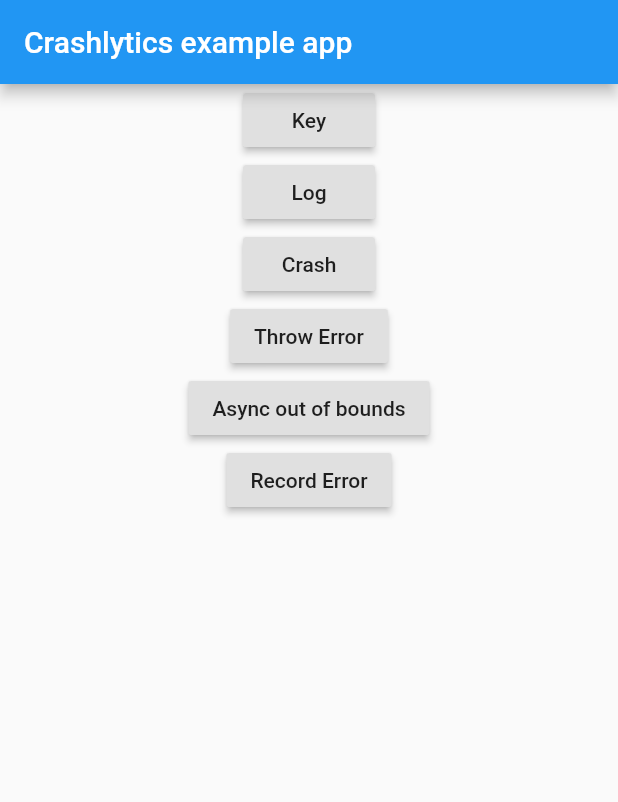
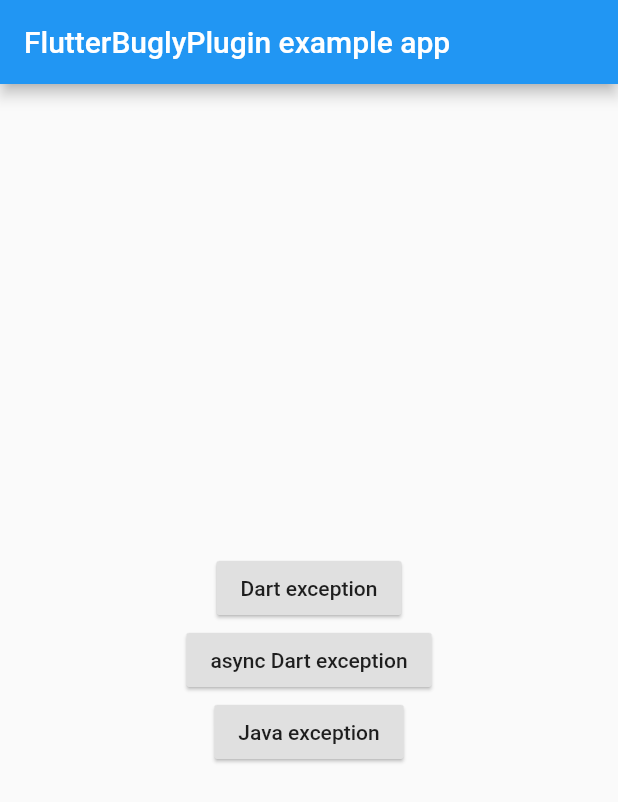
Before and after one commit to Adrift001/flutter_bugly_plugin, a Flutter app: the screen it shows after launch, on a phone screen of 412 x 824 dp. Shown: the top 802 px of the screen. Run offline on Flutter 3.47's test engine with Material 2 defaults, Android fonts, the phone set to English and light mode, and no system bars.

Commit message:
正常运行.

```diff
--- a/example/lib/main.dart
+++ b/example/lib/main.dart
@@ -4,9 +4,7 @@ import 'package:flutter/material.dart';
 import 'dart:async';
 import 'package:flutter/services.dart';
 import 'package:flutter_bugly_plugin/flutter_bugly_plugin.dart';
-
-Future<void> main() async {
-  WidgetsFlutterBinding.ensureInitialized();
+void main() {
   runZonedGuarded(() {
     runApp(MyApp());
   }, (error, stackTrace) {
@@ -44,121 +42,61 @@ class _MyAppState extends State<MyApp> {
     if (!mounted) return;
   }
 
+  Future<void> initBugly() async {
+    FlutterBuglyPlugin.init(appIdAndroid: "d7ee5aca68", appIdiOS: "171b26a5e3");
+    Function originalOnError = FlutterError.onError;
+    FlutterError.onError = (FlutterErrorDetails details) async {
+      await FlutterBuglyPlugin.reportException(exceptionName: details.library, reason: details.exceptionAsString());
+      originalOnError();
+    };
+  }
+
   @override
   Widget build(BuildContext context) {
+
     return MaterialApp(
       home: Scaffold(
         appBar: AppBar(
-          title: const Text('Crashlytics example app'),
+          title: const Text('FlutterBuglyPlugin example app'),
         ),
         body: FutureBuilder(
-          future: FlutterBuglyPlugin.init(appIdAndroid: "d7ee5aca68", appIdiOS: "171b26a5e3"),
+          future: initBugly(),
           builder: (context, snapshot) {
-            switch (snapshot.connectionState) {
-              case ConnectionState.done:
-                if (snapshot.hasError) {
-                  return Center(
-                    child: Text('Error: ${snapshot.error}'),
-                  );
-                }
-                return Center(
-                  child: Column(
-                    children: <Widget>[
-                      RaisedButton(
-                          child: const Text('Key'),
-                          onPressed: () {
-                            // FirebaseCrashlytics.instance.setCustomKey('example', 'flutterfire');
-                            Scaffold.of(context).showSnackBar(SnackBar(
-                              content: Text(
-                                  'Custom Key "example: flutterfire" has been set \n'
-                                      'Key will appear in Firebase Console once app has crashed and reopened'),
-                              duration: Duration(seconds: 5),
-                            ));
-                          }),
-                      RaisedButton(
-                          child: const Text('Log'),
-                          onPressed: () {
-                            // FirebaseCrashlytics.instance.log('This is a log example');
-                            Scaffold.of(context).showSnackBar(SnackBar(
-                              content: Text(
-                                  'The message "This is a log example" has been logged \n'
-                                      'Message will appear in Firebase Console once app has crashed and reopened'),
-                              duration: Duration(seconds: 5),
-                            ));
-                          }),
-                      RaisedButton(
-                          child: const Text('Crash'),
-                          onPressed: () async {
-                            Scaffold.of(context).showSnackBar(SnackBar(
-                              content: Text('App will crash is 5 seconds \n'
-                                  'Please reopen to send data to Crashlytics'),
-                              duration: Duration(seconds: 5),
-                            ));
-
-                            // Delay crash for 5 seconds
-                            sleep(const Duration(seconds: 5));
-
-                            // Use FirebaseCrashlytics to throw an error. Use this for
-                            // confirmation that errors are being correctly reported.
-                            // FirebaseCrashlytics.instance.crash();
-                          }),
-                      RaisedButton(
-                          child: const Text('Throw Error'),
-                          onPressed: () {
-                            Scaffold.of(context).showSnackBar(SnackBar(
-                              content: Text('Thrown error has been caught \n'
-                                  'Please crash and reopen to send data to Crashlytics'),
-                              duration: Duration(seconds: 5),
-                            ));
-
-                            // Example of thrown error, it will be caught and sent to
-                            // Crashlytics.
-                            throw StateError('Uncaught error thrown by app');
-                          }),
-                      RaisedButton(
-                          child: const Text('Async out of bounds'),
-                          onPressed: () {
-                            Scaffold.of(context).showSnackBar(SnackBar(
-                              content: Text(
-                                  'Uncaught Exception that is handled by second parameter of runZonedGuarded \n'
-                                      'Please crash and reopen to send data to Crashlytics'),
-                              duration: Duration(seconds: 5),
-                            ));
-
-                            // Example of an exception that does not get caught
-                            // by `FlutterError.onError` but is caught by
-                            // `runZonedGuarded`.
-                            // runZonedGuarded(() {
-                            //   Future<void>.delayed(const Duration(seconds: 2),
-                            //           () {
-                            //         final List<int> list = <int>[];
-                            //         print(list[100]);
-                            //       });
-                            // }, FirebaseCrashlytics.instance.recordError);
-                          }),
-                      RaisedButton(
-                          child: const Text('Record Error'),
-                          onPressed: () async {
-                            try {
-                              Scaffold.of(context).showSnackBar(SnackBar(
-                                content: Text('Recorded Error  \n'
-                                    'Please crash and reopen to send data to Crashlytics'),
-                                duration: Duration(seconds: 5),
-                              ));
-                              throw 'error_example';
-                            } catch (e, s) {
-                              // "reason" will append the word "thrown" in the
-                              // Crashlytics console.
-                              // await FirebaseCrashlytics.instance.recordError(e, s, reason: 'as an example');
-                            }
-                          }),
-                    ],
+            return Center(
+              child: new Column(
+                mainAxisAlignment: MainAxisAlignment.center,
+                children: <Widget>[
+                  new RaisedButton(
+                    child: new Text('Dart exception'),
+                    elevation: 1.0,
+                    onPressed: () {
+                      throw new StateError('This is a Dart exception.');
+                    },
                   ),
-                );
-                break;
-              default:
-                return Center(child: Text('Loading'));
-            }
+                  new RaisedButton(
+                    child: new Text('async Dart exception'),
+                    elevation: 1.0,
+                    onPressed: () async {
+                      foo() async {
+                        throw new StateError('This is an async Dart exception.');
+                      }
+                      bar() async {
+                        await foo();
+                      }
+                      await bar();
+                    },
+                  ),
+                  new RaisedButton(
+                    child: new Text('Java exception'),
+                    elevation: 1.0,
+                    onPressed: () async {
+                      final channel = const MethodChannel('crashy-custom-channel');
+                      await channel.invokeMethod('blah');
+                    },
+                  ),
+                ],
+              ),
+            );
           },
         ),
       ),
```
Also changed, not shown: lib/flutter_bugly_plugin.dart (+5 -5 lines), pubspec.lock (added).
